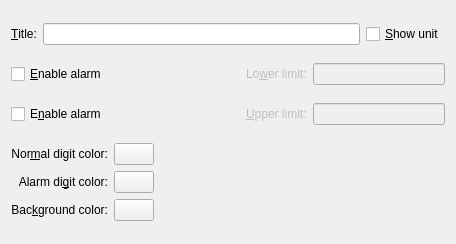
This is gui/SensorDisplayLib/MultiMeterSettingsWidget.ui in KDE/ksysguard as Qt 5 draws it before an edit. The edited form follows.
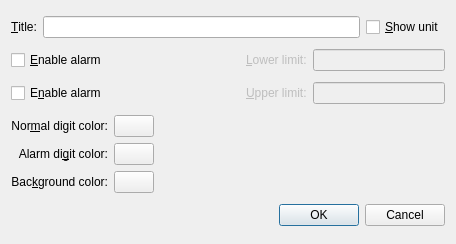
This is the edited form. Custom widgets are drawn as their Qt base class.

Commit message: Port from KDialog to QDialog

```diff
--- a/gui/SensorDisplayLib/MultiMeterSettingsWidget.ui
+++ b/gui/SensorDisplayLib/MultiMeterSettingsWidget.ui
@@ -83,7 +83,7 @@
         <bool>false</bool>
        </property>
        <property name="text">
-        <string>Lo&amp;wer limit:</string>
+        <string>&amp;Lower limit:</string>
        </property>
        <property name="wordWrap">
         <bool>false</bool>
@@ -267,6 +267,13 @@
      </item>
     </layout>
    </item>
+   <item>
+    <widget class="QDialogButtonBox" name="buttonBox">
+     <property name="standardButtons">
+      <set>QDialogButtonBox::Cancel|QDialogButtonBox::Ok</set>
+     </property>
+    </widget>
+   </item>
   </layout>
  </widget>
  <customwidgets>
```
The commit also changes 17 other files.
